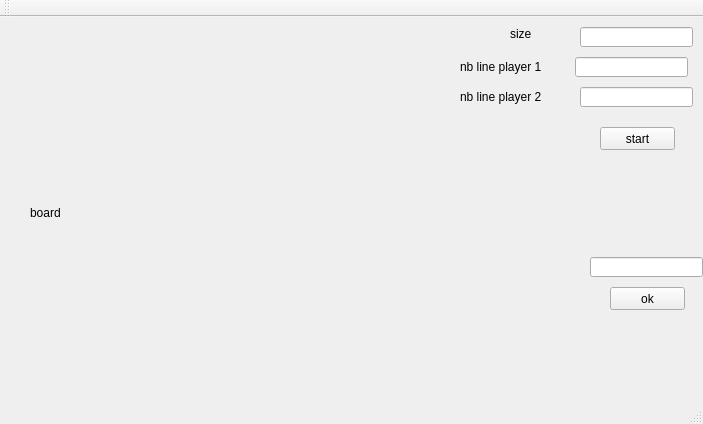
Before: the Qt Designer form qt/checkers/mainwindow.ui in romaincarlsen/EtudesPratiques, drawn with Qt 5.
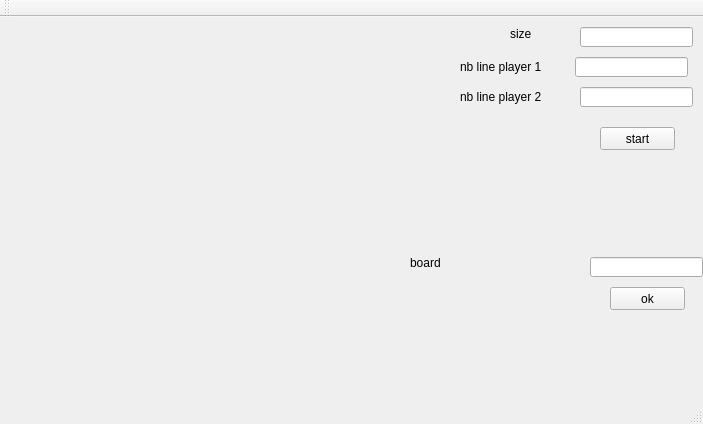
After: the same form once the commit is applied.

```diff
--- a/qt/checkers/mainwindow.ui
+++ b/qt/checkers/mainwindow.ui
@@ -122,16 +122,31 @@
    <widget class="QLabel" name="board_l">
     <property name="geometry">
      <rect>
-      <x>30</x>
-      <y>30</y>
-      <width>361</width>
-      <height>331</height>
+      <x>410</x>
+      <y>100</y>
+      <width>181</width>
+      <height>291</height>
      </rect>
     </property>
     <property name="text">
      <string>board</string>
     </property>
    </widget>
+   <widget class="QWidget" name="gridLayoutWidget">
+    <property name="geometry">
+     <rect>
+      <x>10</x>
+      <y>10</y>
+      <width>391</width>
+      <height>361</height>
+     </rect>
+    </property>
+    <layout class="QGridLayout" name="board_gl">
+     <property name="spacing">
+      <number>0</number>
+     </property>
+    </layout>
+   </widget>
   </widget>
   <widget class="QMenuBar" name="menuBar">
    <property name="geometry">
```
